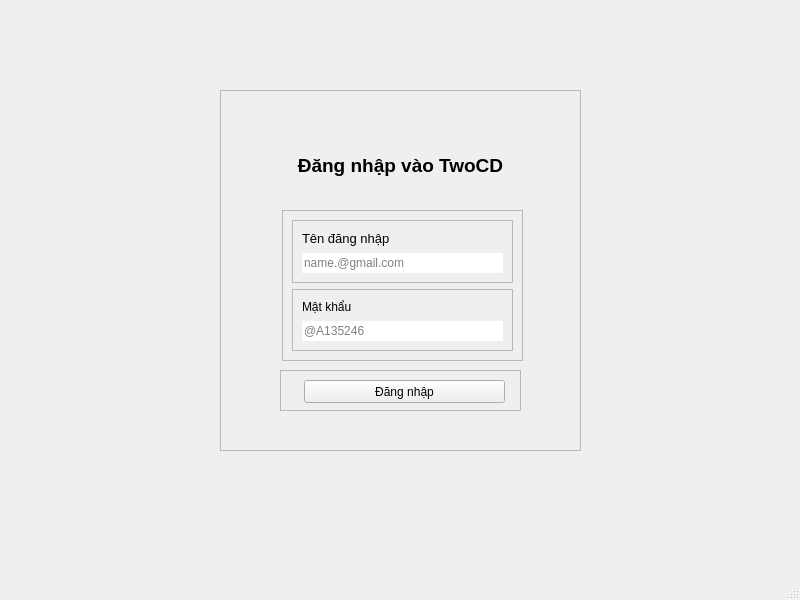
daitwh15/cdtn, file login3.ui: the form before one commit.
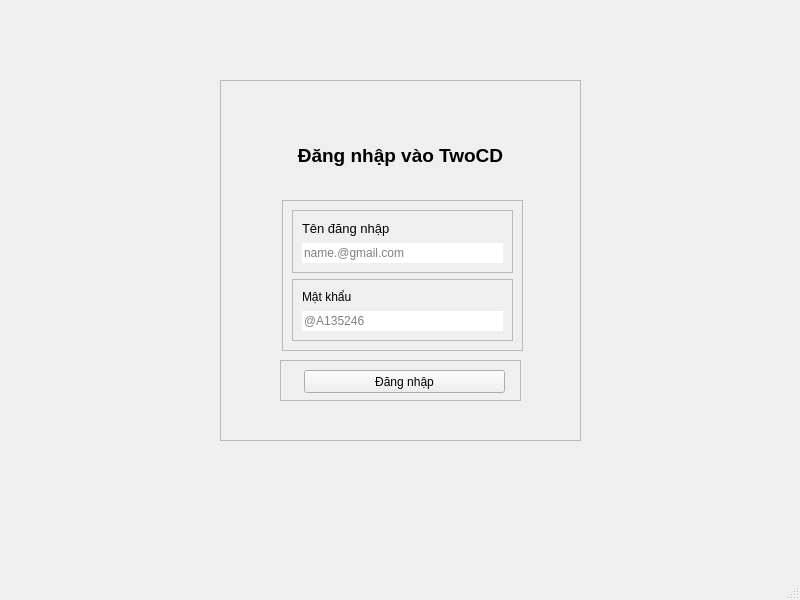
The form after the commit.

Diff of the .ui file:
```diff
--- a/login3.ui
+++ b/login3.ui
@@ -14,11 +14,23 @@
    <string>MainWindow</string>
   </property>
   <widget class="QWidget" name="centralwidget">
+   <property name="minimumSize">
+    <size>
+     <width>100</width>
+     <height>100</height>
+    </size>
+   </property>
+   <property name="maximumSize">
+    <size>
+     <width>1440</width>
+     <height>1080</height>
+    </size>
+   </property>
    <widget class="QFrame" name="login">
     <property name="geometry">
      <rect>
       <x>220</x>
-      <y>90</y>
+      <y>80</y>
       <width>361</width>
       <height>361</height>
      </rect>
@@ -38,6 +50,12 @@
        <height>51</height>
       </rect>
      </property>
+     <property name="maximumSize">
+      <size>
+       <width>250</width>
+       <height>60</height>
+      </size>
+     </property>
      <property name="text">
       <string>&lt;html&gt;&lt;head/&gt;&lt;body&gt;&lt;p align=&quot;center&quot;&gt;&lt;span style=&quot; font-size:14pt; font-weight:600;&quot;&gt;Đăng nhập vào TwoCD&lt;/span&gt;&lt;/p&gt;&lt;/body&gt;&lt;/html&gt;</string>
      </property>
@@ -76,6 +94,12 @@
          </item>
          <item>
           <widget class="QLineEdit" name="lineEdit">
+           <property name="maximumSize">
+            <size>
+             <width>210</width>
+             <height>20</height>
+            </size>
+           </property>
            <property name="text">
             <string/>
            </property>
@@ -101,6 +125,12 @@
         <layout class="QVBoxLayout" name="verticalLayout">
          <item>
           <widget class="QLabel" name="label_3">
+           <property name="maximumSize">
+            <size>
+             <width>210</width>
+             <height>16</height>
+            </size>
+           </property>
            <property name="text">
             <string>Mật khẩu</string>
            </property>
@@ -108,6 +138,12 @@
          </item>
          <item>
           <widget class="QLineEdit" name="lineEdit_2">
+           <property name="maximumSize">
+            <size>
+             <width>210</width>
+             <height>20</height>
+            </size>
+           </property>
            <property name="frame">
             <bool>false</bool>
            </property>
@@ -145,6 +181,12 @@
         <height>23</height>
        </rect>
       </property>
+      <property name="maximumSize">
+       <size>
+        <width>210</width>
+        <height>24</height>
+       </size>
+      </property>
       <property name="text">
        <string>Đăng nhập</string>
       </property>
```
